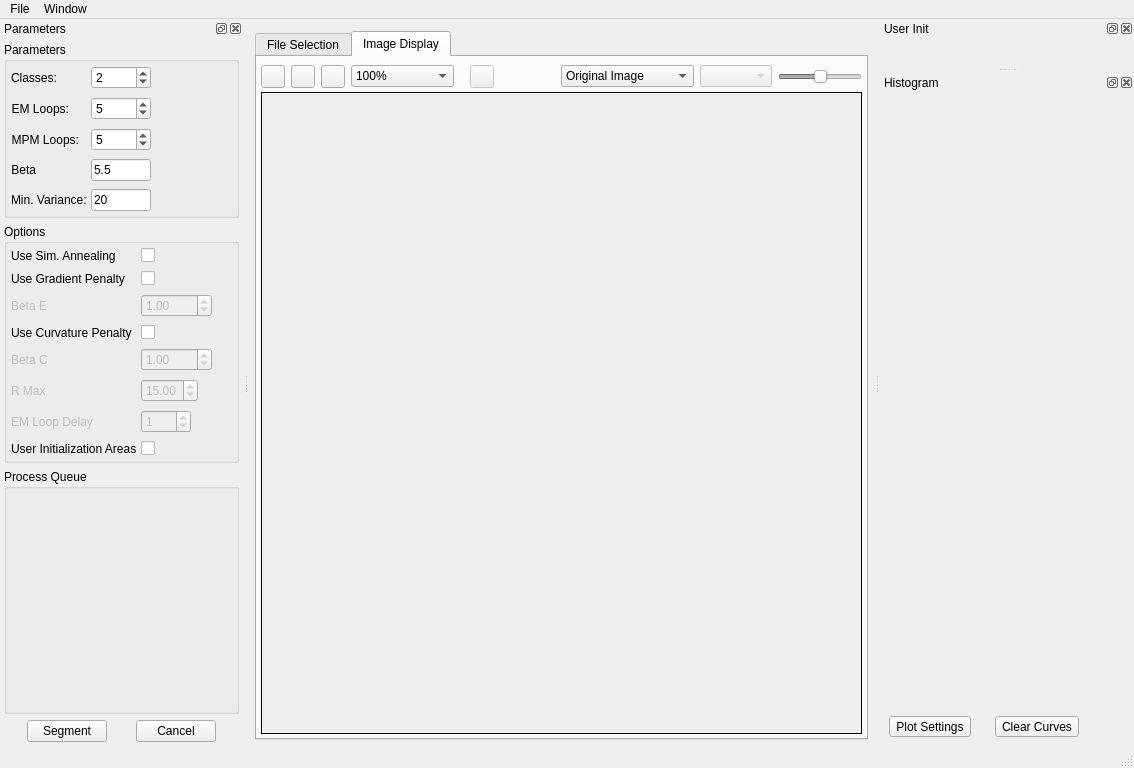
This is Code/EmMpmGui/UI_Files/EmMpmGui.ui in BlueQuartzSoftware/EMMPMWorkbench as Qt 5 draws it before an edit. The edited form follows.
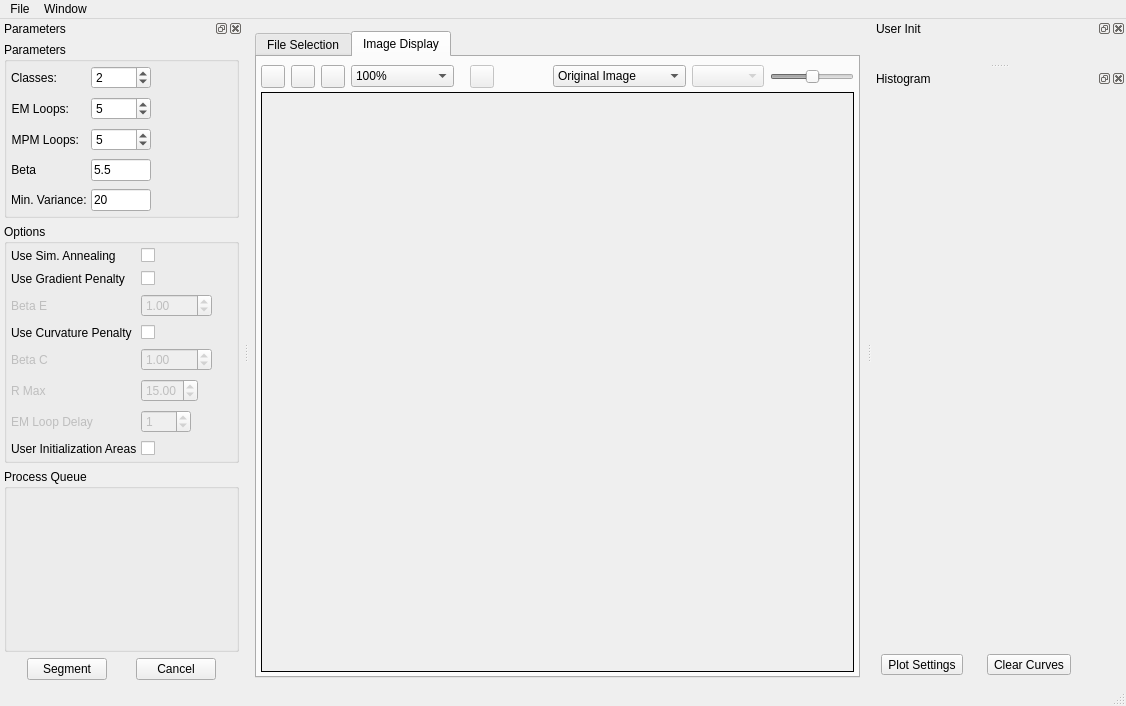
This is the edited form. The open tabs and pages were chosen to show the change. Icons and pictures are not drawn. Custom widgets are drawn as their Qt base class.

Commit message: Tweaking the UI a bit for the dock widgets. Changing the Zip files produced by CPack to be more inline with the name of the project's application.

```diff
--- a/Code/EmMpmGui/UI_Files/EmMpmGui.ui
+++ b/Code/EmMpmGui/UI_Files/EmMpmGui.ui
@@ -6,8 +6,8 @@
    <rect>
     <x>0</x>
     <y>0</y>
-    <width>1134</width>
-    <height>768</height>
+    <width>1126</width>
+    <height>706</height>
    </rect>
   </property>
   <property name="sizePolicy">
@@ -748,8 +748,8 @@
     <rect>
      <x>0</x>
      <y>0</y>
-     <width>1134</width>
-     <height>21</height>
+     <width>1126</width>
+     <height>22</height>
     </rect>
    </property>
    <widget class="QMenu" name="menuFile">
```
Left out of the diff: 8 changed lines with no effect on the pictures. The commit also changes 2 other files.
